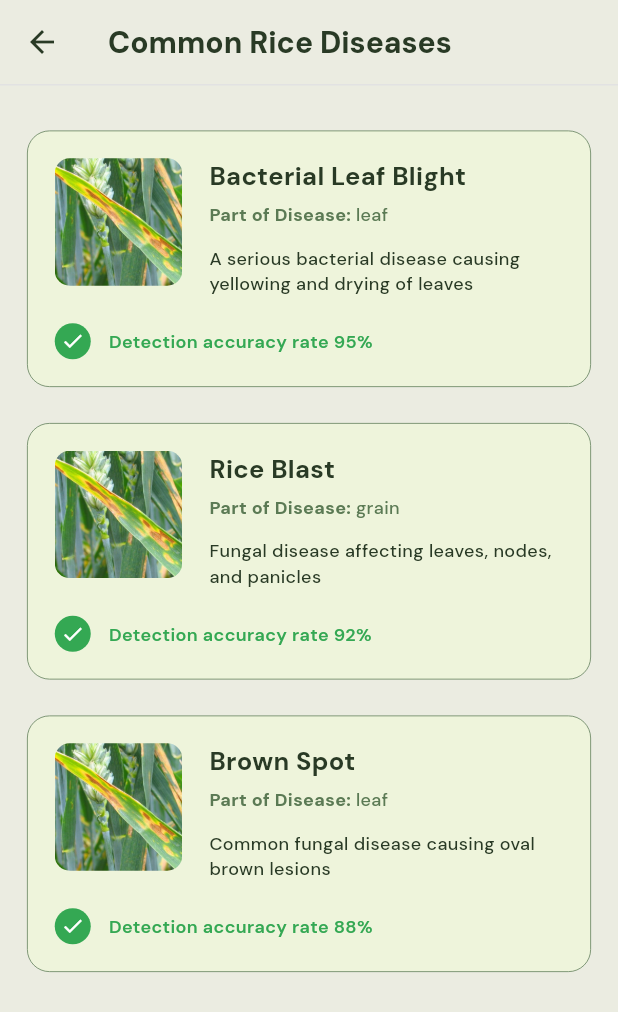
After one commit to povrajanapen/capstone_rice_disease_recognition_app, a Flutter app: the CommonDiseasesScreen screen opened directly, on a phone screen of 412 x 824 dp. The commit adds this screen. Shown: the top 1012 px of the screen. Run offline on Flutter 3.47's test engine with Material 3 defaults, Android fonts, the phone set to English and light mode, and no system bars; our stand-ins replace google_fonts; missing offline and left inert: icon_decoration.

Commit message:
Rice-002-FrontEnd-Implement-Common-Disease-Screen

```diff
--- /dev/null
+++ b/lib/screens/common disease/common_disease_screen.dart
@@ -0,0 +1,57 @@
+import 'package:capstone_dr_rice/dummy_data/dummy_data.dart';
+import 'package:capstone_dr_rice/screens/common%20disease/widgets/disease_card.dart';
+import 'package:capstone_dr_rice/theme/theme.dart';
+import 'package:capstone_dr_rice/widgets/display/rice_divider.dart';
+import 'package:flutter/material.dart';
+
+class CommonDiseasesScreen extends StatelessWidget {
+  const CommonDiseasesScreen({Key? key}) : super(key: key);
+
+  @override
+  Widget build(BuildContext context) {
+    return Scaffold(
+      appBar: AppBar(
+        leading: IconButton(
+          icon: const Icon(Icons.arrow_back),
+          onPressed: () => Navigator.of(context).pop(),
+        ),
+        title: Text(
+          'Common Rice Diseases',
+          style: RiceTextStyles.body.copyWith(color: RiceColors.neutralDark),
+        ),
+        backgroundColor: RiceColors.backgroundAccent,
+        elevation: 0,
+        iconTheme: IconThemeData(color: RiceColors.neutralDark),
+      ),
+
+      body: Container(
+        color: RiceColors.backgroundAccent,
+        child: Column(
+          children: [
+            RiceDivider(),
+            Expanded(
+              child: ListView.builder(
+                padding: EdgeInsets.symmetric(vertical: RiceSpacings.m),
+                itemCount: diseases.length, // for now Using the dummy data
+                itemBuilder: (context, index) {
+                  final disease = diseases[index];
+
+                  // Find a matching diagnosis to get the image URL
+                  final matchingDiagnosis = recentDiagnoses.firstWhere(
+                    (diagnosis) => diagnosis.disease.id == disease.id,
+                    orElse: () => recentDiagnoses.first, // - Fallback to the first diagnosis if no match is found
+                  );
+
+                  return DiseaseCard(
+                    disease: disease,
+                    imageUrl: matchingDiagnosis.imageUrl,
+                  );
+                },
+              ),
+            ),
+          ],
+        ),
+      ),
+    );
+  }
+}
--- /dev/null
+++ b/lib/screens/common disease/widgets/disease_card.dart
@@ -0,0 +1,144 @@
+import 'package:capstone_dr_rice/models/disease.dart' show Disease, DiseasePart;
+import 'package:capstone_dr_rice/theme/theme.dart';
+import 'package:flutter/material.dart';
+
+
+class DiseaseCard extends StatelessWidget {
+  final Disease disease;
+  final String? imageUrl;
+  final VoidCallback? onTap;
+
+  const DiseaseCard({
+    Key? key,
+    required this.disease,
+    this.imageUrl,
+    this.onTap,
+  }) : super(key: key);
+
+
+
+   String _getAffectedPartText(DiseasePart part)
+   {
+      return part.name;
+   }
+
+  @override
+  Widget build(BuildContext context) {
+    return GestureDetector(
+      onTap: onTap,
+      child: Container(
+        margin: EdgeInsets.symmetric(vertical: RiceSpacings.s, horizontal: RiceSpacings.m),
+        decoration: BoxDecoration(
+          color: RiceColors.neutralLighter,
+          borderRadius: BorderRadius.circular(RiceSpacings.radiusLarge),
+          border: Border.fromBorderSide(BorderSide(color: RiceColors.neutral, width: 0.5)),
+
+        ),
+        child: Padding(
+          padding: EdgeInsets.all(RiceSpacings.m),
+          child: Column(
+            crossAxisAlignment: CrossAxisAlignment.start,
+            children: [
+              Row(
+                crossAxisAlignment: CrossAxisAlignment.start,
+                children: [
+                  // Disease image
+                  ClipRRect(
+                    borderRadius: BorderRadius.circular(RiceSpacings.radius),
+                    child: Image.asset(
+                      imageUrl ?? 'assets/images/disease_thumbnail.jpg',
+                      width: 85,
+                      height: 85,
+                      fit: BoxFit.cover,
+                    ),
+                  ),
+                  SizedBox(width: RiceSpacings.m),
+
+                  ////Disease details////
+
+                  // --- Disease name ---
+                  Expanded(
+                    child: Column(
+                      crossAxisAlignment: CrossAxisAlignment.start,
+                      children: [
+                        Text(
+                          disease.name,
+                          style: RiceTextStyles.button.copyWith(
+                            color: RiceColors.neutralDark,
+                            fontWeight: FontWeight.bold,
+                          ),
+                        ),
+
+                      // --- Affected Part ---
+                        SizedBox(height: 5),
+                        if (disease.affectedPart != null)
+                          Row(
+                            children: [
+                              Text(
+                                'Part of Disease: ',
+                                style: RiceTextStyles.label.copyWith(
+                                  color: RiceColors.neutral,
+                                  fontWeight: FontWeight.bold,
+                                ),
+                              ),
+                              Text(
+                                _getAffectedPartText(disease.affectedPart!),
+                                style: RiceTextStyles.label.copyWith(
+                                  color: RiceColors.neutral,
+                                ),
+                              ),
+                            ],
+                          ),
+
+                        // --- Description ---
+                        SizedBox(height: RiceSpacings.s),
+                        Text(
+                          disease.description,
+                          style: RiceTextStyles.label.copyWith(
+                            color: RiceColors.textNormal,
+                          ),
+                          maxLines: 5,
+                          overflow: TextOverflow.ellipsis,
+                        ),
+                      ],
+                    ),
+                  ),
+                ],
+              ),
+
+              SizedBox(height: RiceSpacings.m),
+
+              // Accuracy indicator
+              Row(
+                children: [
+                  Container(
+                    decoration: BoxDecoration(
+                      color: RiceColors.primary,
+                      borderRadius: BorderRadius.circular(50),
+                    ),
+                    padding: const EdgeInsets.all(4),
+                    child: Icon(
+                      Icons.check,
+                      color: RiceColors.white,
+                      size: 16,
+                    ),
+                  ),
+
+                  // --- Accuracy rate text ---
+                  SizedBox(width: RiceSpacings.s),
+                  Text(
+                    'Detection accuracy rate ${(disease.accuracy * 100).toInt()}%',
+                    style: RiceTextStyles.label.copyWith(
+                      color: RiceColors.primary,
+                      fontWeight: FontWeight.w600,
+                    ),
+                  ),
+                ],
+              ),
+            ],
+          ),
+        ),
+      ),
+    );
+  }
+}
--- a/lib/theme/theme.dart
+++ b/lib/theme/theme.dart
@@ -50,7 +50,7 @@ class RiceColors {
 class RiceTextStyles {
   static TextStyle heading = GoogleFonts.dmSans(fontSize: 35, fontWeight: FontWeight.w800);
 
-  static TextStyle body = GoogleFonts.dmSans(fontSize: 20, fontWeight: FontWeight.w600);
+  static TextStyle body = GoogleFonts.dmSans(fontSize: 20, fontWeight: FontWeight.w800);
 
   static TextStyle label = GoogleFonts.dmSans(fontSize: 12, fontWeight: FontWeight.w500);
 
```
Also changed, not shown: 1 other file.
